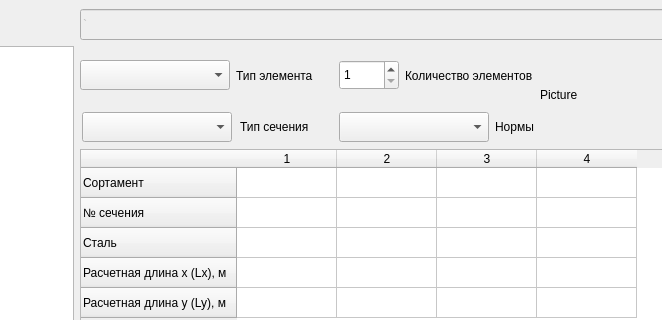
Old version of the form gui/solve_number_steel.ui in the repository pyltsin/Construct; both pictures show x 129 to 791 and y 0 to 320 of the 961 by 737 pixel window.
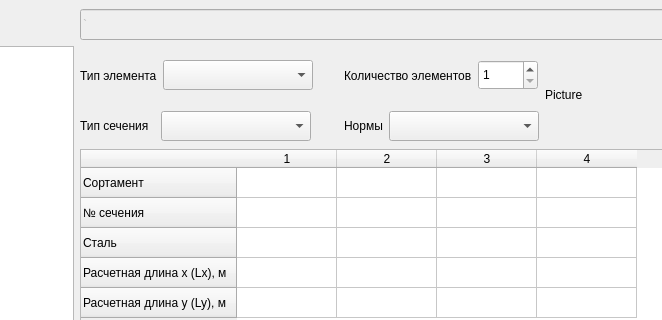
New version of the form.

Patch:
```diff
--- a/gui/solve_number_steel.ui
+++ b/gui/solve_number_steel.ui
@@ -88,22 +88,6 @@
     <layout class="QGridLayout" name="gridLayout">
      <item row="0" column="0">
       <layout class="QHBoxLayout" name="horizontalLayout">
-       <item>
-        <widget class="QComboBox" name="type_element">
-         <property name="sizePolicy">
-          <sizepolicy hsizetype="Preferred" vsizetype="Fixed">
-           <horstretch>0</horstretch>
-           <verstretch>0</verstretch>
-          </sizepolicy>
-         </property>
-         <property name="minimumSize">
-          <size>
-           <width>150</width>
-           <height>30</height>
-          </size>
-         </property>
-        </widget>
-       </item>
        <item>
         <widget class="QLabel" name="text_type">
          <property name="sizePolicy">
@@ -117,26 +101,26 @@
          </property>
         </widget>
        </item>
+       <item>
+        <widget class="QComboBox" name="type_element">
+         <property name="sizePolicy">
+          <sizepolicy hsizetype="Preferred" vsizetype="Fixed">
+           <horstretch>0</horstretch>
+           <verstretch>0</verstretch>
+          </sizepolicy>
+         </property>
+         <property name="minimumSize">
+          <size>
+           <width>150</width>
+           <height>30</height>
+          </size>
+         </property>
+        </widget>
+       </item>
       </layout>
      </item>
      <item row="1" column="0">
       <layout class="QHBoxLayout" name="horizontalLayout_2">
-       <item>
-        <widget class="QComboBox" name="type_section">
-         <property name="sizePolicy">
-          <sizepolicy hsizetype="Fixed" vsizetype="Fixed">
-           <horstretch>0</horstretch>
-           <verstretch>0</verstretch>
-          </sizepolicy>
-         </property>
-         <property name="minimumSize">
-          <size>
-           <width>150</width>
-           <height>30</height>
-          </size>
-         </property>
-        </widget>
-       </item>
        <item>
         <widget class="QLabel" name="text_section">
          <property name="sizePolicy">
@@ -146,7 +130,23 @@
           </sizepolicy>
          </property>
          <property name="text">
-          <string>Тип сечения</string>
+          <string>Тип сечения  </string>
+         </property>
+        </widget>
+       </item>
+       <item>
+        <widget class="QComboBox" name="type_section">
+         <property name="sizePolicy">
+          <sizepolicy hsizetype="Fixed" vsizetype="Fixed">
+           <horstretch>0</horstretch>
+           <verstretch>0</verstretch>
+          </sizepolicy>
+         </property>
+         <property name="minimumSize">
+          <size>
+           <width>150</width>
+           <height>30</height>
+          </size>
          </property>
         </widget>
        </item>
@@ -154,16 +154,6 @@
      </item>
      <item row="1" column="2">
       <layout class="QHBoxLayout" name="horizontalLayout_3">
-       <item>
-        <widget class="QComboBox" name="type_code">
-         <property name="minimumSize">
-          <size>
-           <width>150</width>
-           <height>30</height>
-          </size>
-         </property>
-        </widget>
-       </item>
        <item>
         <widget class="QLabel" name="text_code">
          <property name="sizePolicy">
@@ -177,10 +167,39 @@
          </property>
         </widget>
        </item>
+       <item>
+        <widget class="QComboBox" name="type_code">
+         <property name="minimumSize">
+          <size>
+           <width>150</width>
+           <height>30</height>
+          </size>
+         </property>
+        </widget>
+       </item>
       </layout>
      </item>
      <item row="0" column="2">
       <layout class="QHBoxLayout" name="horizontalLayout_4">
+       <item>
+        <widget class="QLabel" name="number_element">
+         <property name="sizePolicy">
+          <sizepolicy hsizetype="Fixed" vsizetype="Preferred">
+           <horstretch>0</horstretch>
+           <verstretch>0</verstretch>
+          </sizepolicy>
+         </property>
+         <property name="minimumSize">
+          <size>
+           <width>116</width>
+           <height>59</height>
+          </size>
+         </property>
+         <property name="text">
+          <string>Количество элементов</string>
+         </property>
+        </widget>
+       </item>
        <item>
         <widget class="QSpinBox" name="number">
          <property name="sizePolicy">
@@ -203,25 +222,6 @@
          </property>
         </widget>
        </item>
-       <item>
-        <widget class="QLabel" name="number_element">
-         <property name="sizePolicy">
-          <sizepolicy hsizetype="Fixed" vsizetype="Preferred">
-           <horstretch>0</horstretch>
-           <verstretch>0</verstretch>
-          </sizepolicy>
-         </property>
-         <property name="minimumSize">
-          <size>
-           <width>116</width>
-           <height>59</height>
-          </size>
-         </property>
-         <property name="text">
-          <string>Количество элементов</string>
-         </property>
-        </widget>
-       </item>
       </layout>
      </item>
      <item row="0" column="1">
@@ -234,7 +234,7 @@
        </property>
        <property name="sizeHint" stdset="0">
         <size>
-         <width>20</width>
+         <width>25</width>
          <height>10</height>
         </size>
        </property>
@@ -250,7 +250,7 @@
        </property>
        <property name="sizeHint" stdset="0">
         <size>
-         <width>20</width>
+         <width>25</width>
          <height>20</height>
         </size>
        </property>
```
